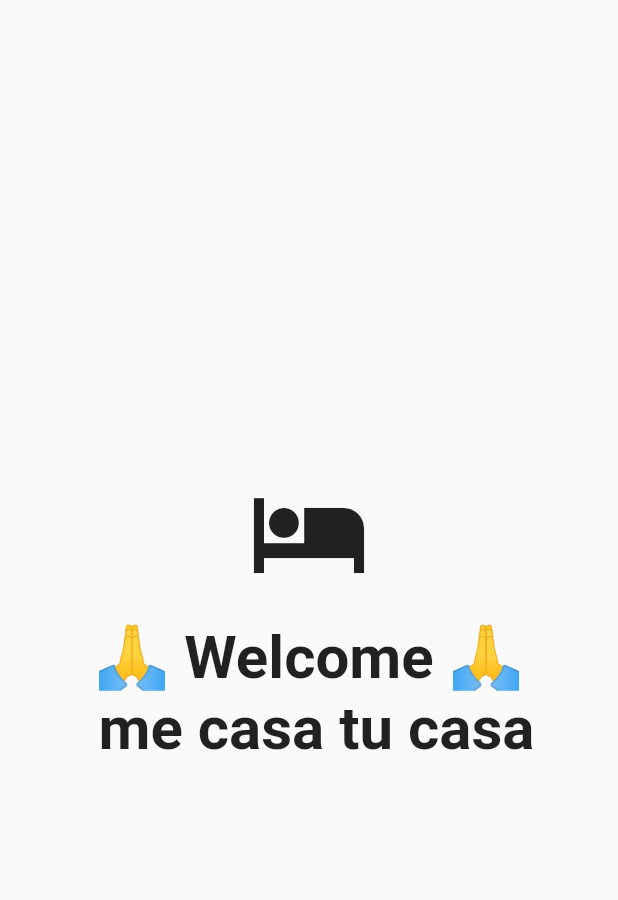
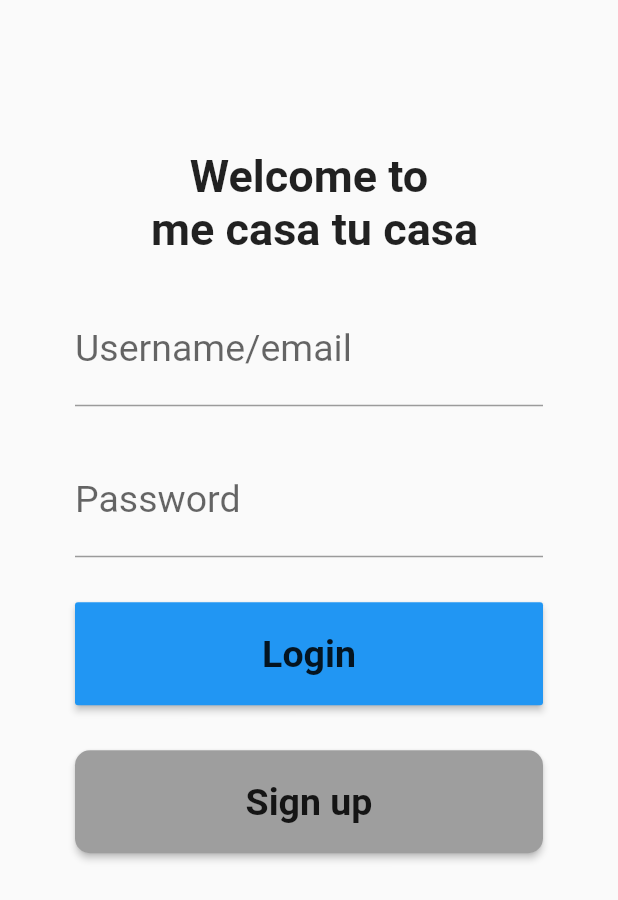
Before and after one commit to sumithpdd/RoomSharing, a Flutter app: the screen it shows after launch, on a phone screen of 412 x 824 dp. Shown: the top 900 px of the screen. Run offline on Flutter 3.47's test engine with Material 2 defaults, Android fonts, the phone set to English and light mode, and no system bars.

Commit message:
login page and routes

```diff
--- a/room_sharing/lib/Screens/login_page.dart
+++ b/room_sharing/lib/Screens/login_page.dart
@@ -0,0 +1,88 @@
+// ignore_for_file: prefer_const_constructors
+
+import 'package:flutter/material.dart';
+import 'package:room_sharing/Models/app_constants.dart';
+
+class LoginPage extends StatefulWidget {
+  static final String routeName = '/loginPageRoute';
+
+  const LoginPage({Key? key}) : super(key: key);
+
+  @override
+  _LoginPageState createState() => _LoginPageState();
+}
+
+class _LoginPageState extends State<LoginPage> {
+  @override
+  Widget build(BuildContext context) {
+    return Scaffold(
+      body: Center(
+        child: Padding(
+          padding: const EdgeInsets.fromLTRB(50, 100, 50, 0),
+          child: Column(
+            children: [
+              Text(
+                'Welcome to \n ${AppConstants.appName}',
+                style: TextStyle(fontWeight: FontWeight.bold, fontSize: 30.0),
+                textAlign: TextAlign.center,
+              ),
+              Form(
+                child: Column(children: [
+                  Padding(
+                    padding: const EdgeInsets.only(top: 25.0),
+                    child: TextFormField(
+                      decoration: InputDecoration(labelText: 'Username/email'),
+                      style: TextStyle(fontSize: 25.0),
+                    ),
+                  ),
+                  Padding(
+                    padding: const EdgeInsets.only(top: 25.0),
+                    child: TextFormField(
+                      decoration: InputDecoration(labelText: 'Password'),
+                      style: TextStyle(fontSize: 25.0),
+                    ),
+                  ),
+                ]),
+              ),
+              Padding(
+                padding: const EdgeInsets.only(top: 30.0),
+                child: MaterialButton(
+                  onPressed: () {},
+                  child: Text(
+                    'Login',
+                    style: TextStyle(
+                      fontWeight: FontWeight.bold,
+                      fontSize: 25.0,
+
+                    ),
+                  ),
+                  color: Colors.blue,
+                  height: MediaQuery.of(context).size.height / 12,
+                  minWidth: double.infinity,
+                ),
+              ),
+              Padding(
+                padding: const EdgeInsets.only(top: 30.0),
+                child: MaterialButton(
+                  onPressed: () {},
+                  child: Text(
+                    'Sign up',
+                    style: TextStyle(
+                      fontWeight: FontWeight.bold,
+                      fontSize: 25.0,
+
+                    ),
+                  ),
+                  color: Colors.grey,
+                  height: MediaQuery.of(context).size.height / 12,
+                  minWidth: double.infinity,
+                  shape: RoundedRectangleBorder(borderRadius: BorderRadius.circular(10)),
+                ),
+              )
+            ],
+          ),
+        ),
+      ),
+    );
+  }
+}
--- a/room_sharing/lib/Screens/main.dart
+++ b/room_sharing/lib/Screens/main.dart
@@ -1,7 +1,10 @@
 // ignore_for_file: prefer_const_literals_to_create_immutables, prefer_const_constructors
+
+import 'dart:async';
 
 import 'package:flutter/material.dart';
 import 'package:room_sharing/Models/app_constants.dart';
+import 'package:room_sharing/Screens/login_page.dart';
 
 void main() {
   runApp(const MyApp());
@@ -19,6 +22,9 @@ class MyApp extends StatelessWidget {
         primarySwatch: Colors.blue,
       ),
       home: const MyHomePage(),
+      routes: {
+        LoginPage.routeName: (context) => LoginPage(),
+      },
     );
   }
 }
@@ -32,6 +38,14 @@ class MyHomePage extends StatefulWidget {
 
 class _MyHomePageState extends State<MyHomePage> {
   @override
+  void initState() {
+    Timer(Duration(seconds: 2), () {
+      Navigator.pushNamed(context, LoginPage.routeName);
+    });
+    super.initState();
+  }
+
+  @override
   Widget build(BuildContext context) {
     return Scaffold(
       body: Center(
@@ -43,7 +57,7 @@ class _MyHomePageState extends State<MyHomePage> {
               size: 80,
             ),
             Padding(
-              padding: const EdgeInsets.only(top:20.0),
+              padding: const EdgeInsets.only(top: 20.0),
               child: Text(
                 '🙏 Welcome 🙏  \n ${AppConstants.appName}',
                 style: TextStyle(
```
